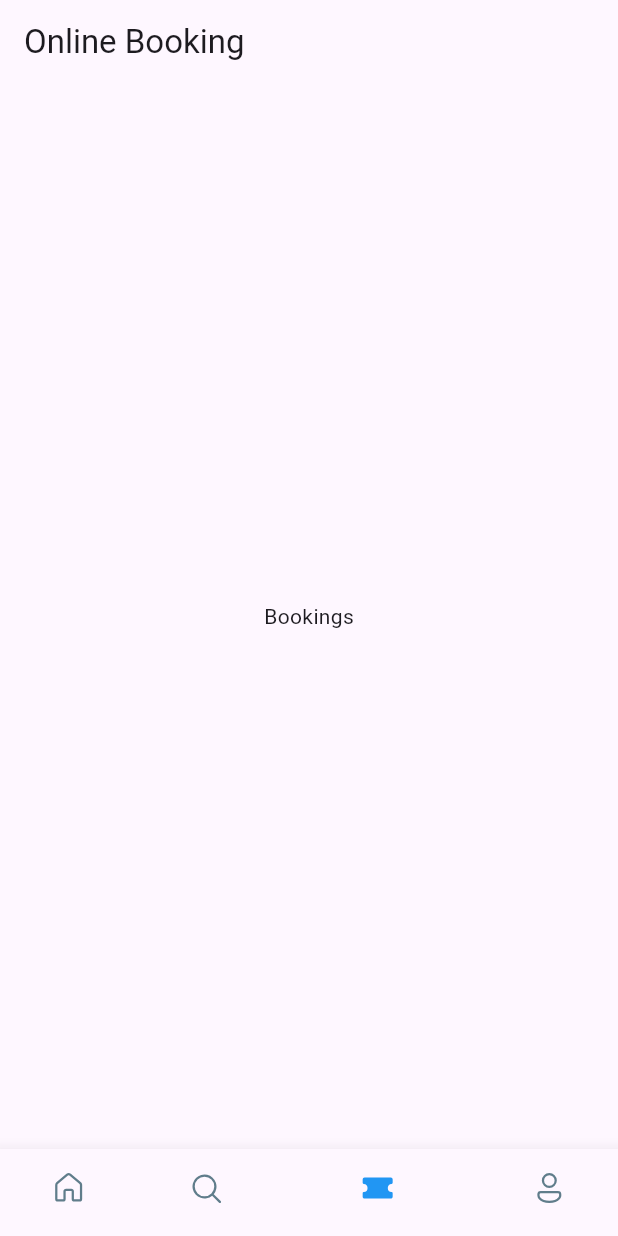
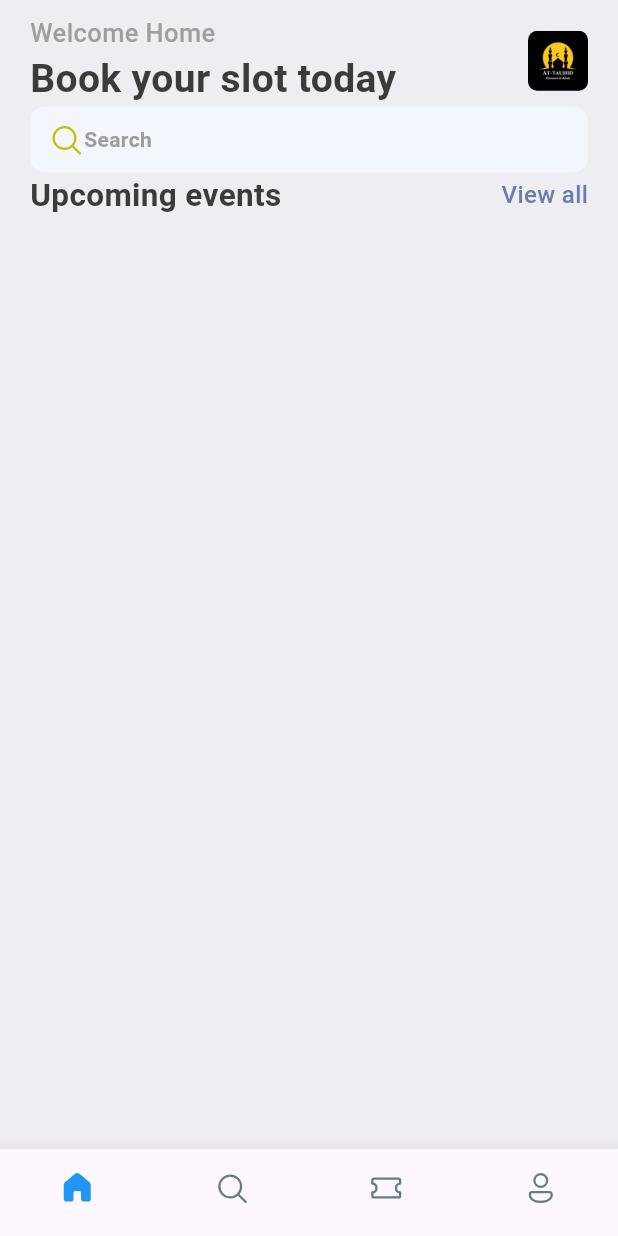
Before and after one commit to ABUJARIRY123/Booking, a Flutter app: the screen it shows after launch, on a phone screen of 412 x 824 dp. Run offline on Flutter 3.47's test engine with Material 3 defaults, Android fonts, the phone set to English and light mode, and no system bars; our stand-ins replace fluentui_icons.

```diff
--- a/one/lib/main.dart
+++ b/one/lib/main.dart
@@ -11,6 +11,7 @@ class MyApp extends StatelessWidget {
   @override
   Widget build(BuildContext context) {
     return MaterialApp(
+      debugShowCheckedModeBanner: false,
       title: 'Online Booking',
       theme: ThemeData(
         primarySwatch: Colors.blue,
--- a/one/lib/screens/bottom_bar.dart
+++ b/one/lib/screens/bottom_bar.dart
@@ -1,6 +1,6 @@
 import 'package:flutter/material.dart';
-import 'package:flutter/widgets.dart';
 import 'package:fluentui_icons/fluentui_icons.dart';
+import 'package:one/screens/home_page.dart';
 
 class BottomBar extends StatefulWidget {
   const BottomBar({Key? key}) : super(key: key);
@@ -10,9 +10,9 @@ class BottomBar extends StatefulWidget {
 }
 
 class _BottomBarState extends State<BottomBar> {
-  int _selectedIndex = 2;
+  int _selectedIndex = 0;
   static final List<Widget> _WidgetOptions = <Widget>[
-    const Text("Home"),
+    HomePage(),
     const Text("Search"),
     const Text("Bookings"),
     const Text("Profile"),
@@ -27,9 +27,9 @@ class _BottomBarState extends State<BottomBar> {
   @override
   Widget build(BuildContext context) {
     return Scaffold(
-      appBar: AppBar(
-        title: const Text("Online Booking"),
-      ),
+      // appBar: AppBar(
+      //   title: const Text("Online Booking"),
+      // ),
       body: Center(
         child: _WidgetOptions[_selectedIndex],
       ),
@@ -40,6 +40,7 @@ class _BottomBarState extends State<BottomBar> {
         showSelectedLabels: false,
         showUnselectedLabels: false,
         selectedItemColor: Colors.blue,
+        type: BottomNavigationBarType.fixed,
         unselectedItemColor: Colors.blueGrey,
         items: const [
           BottomNavigationBarItem(
--- /dev/null
+++ b/one/lib/screens/home_page.dart
@@ -0,0 +1,88 @@
+import 'package:flutter/material.dart';
+import 'package:one/styles/app_styles.dart';
+import 'package:fluentui_icons/fluentui_icons.dart';
+
+class HomePage extends StatelessWidget {
+  const HomePage({Key? key}) : super(key: key);
+
+  @override
+  Widget build(BuildContext context) {
+    return Scaffold(
+      backgroundColor: Styles.bgColor,
+      body: ListView(
+        children: [
+          Container(
+            padding: const EdgeInsets.only(left: 20, right: 20, top: 10),
+            child: Column(
+              children: [
+                Row(
+                  mainAxisAlignment: MainAxisAlignment.spaceBetween,
+                  children: [
+                    Column(
+                      crossAxisAlignment: CrossAxisAlignment.start,
+                      children: [
+                        Text(
+                          "Welcome Home",
+                          style: Styles.headLineStyle3,
+                        ),
+                        Text(
+                          "Book your slot today",
+                          style: Styles.headLineStyle1,
+                        ),
+                      ],
+                    ),
+                    Container(
+                      height: 40,
+                      width: 40,
+                      decoration: BoxDecoration(
+                          borderRadius: BorderRadius.circular(6),
+                          image: const DecorationImage(
+                              fit: BoxFit.cover,
+                              image: AssetImage("images/Book2.png"))),
+                    ),
+                  ],
+                ),
+                Container(
+                  decoration: BoxDecoration(
+                      borderRadius: BorderRadius.circular(10),
+                      color: const Color(0xFFF4F6FD)),
+                  padding:
+                      const EdgeInsets.symmetric(horizontal: 12, vertical: 10),
+                  child: Row(
+                    children: [
+                      const Icon(FluentSystemIcons.ic_fluent_search_regular,
+                          color: Color(0xFFBFC205)),
+                      Text(
+                        "Search",
+                        style: Styles.headLineStyle4,
+                      )
+                    ],
+                  ),
+                ),
+                Row(
+                  mainAxisAlignment: MainAxisAlignment.spaceBetween,
+                  children: [
+                    Text(
+                      "Upcoming events",
+                      style: Styles.headLineStyle2,
+                    ),
+                    InkWell(
+                      onTap: () {
+                        print("this has been tapped");
+                      },
+                      child: Text(
+                        "View all",
+                        style: Styles.textStyle
+                            .copyWith(color: Styles.primaryColor),
+                      ),
+                    ),
+                  ],
+                )
+              ],
+            ),
+          )
+        ],
+      ),
+    );
+  }
+}
--- /dev/null
+++ b/one/lib/styles/app_styles.dart
@@ -0,0 +1,20 @@
+import 'package:flutter/material.dart';
+
+Color primary = const Color(0xFF687daf);
+
+class Styles {
+  static Color primaryColor = primary;
+  static Color textColor = const Color(0XFF3b3b3b);
+  static Color bgColor = const Color(0XFFeeedf2);
+  static Color orangeColor = const Color(0xFF526799);
+  static TextStyle textStyle =
+      TextStyle(fontSize: 16, color: textColor, fontWeight: FontWeight.w500);
+  static TextStyle headLineStyle1 =
+      TextStyle(fontSize: 26, color: textColor, fontWeight: FontWeight.bold);
+  static TextStyle headLineStyle2 =
+      TextStyle(fontSize: 21, color: textColor, fontWeight: FontWeight.bold);
+  static TextStyle headLineStyle3 = TextStyle(
+      fontSize: 17, color: Colors.grey.shade500, fontWeight: FontWeight.w500);
+  static TextStyle headLineStyle4 = TextStyle(
+      fontSize: 14, color: Colors.grey.shade500, fontWeight: FontWeight.bold);
+}
--- a/one/pubspec.yaml
+++ b/one/pubspec.yaml
@@ -62,6 +62,8 @@ flutter:
   # To add assets to your application, add an assets section, like this:
   assets:
     - images/Book1.png
+    - images/Book2.png
+
 
   # An image asset can refer to one or more resolution-specific "variants", see
   # https://flutter.dev/assets-and-images/#resolution-aware
```
Also changed, not shown: one/lib/screens/events_view.dart (added).
